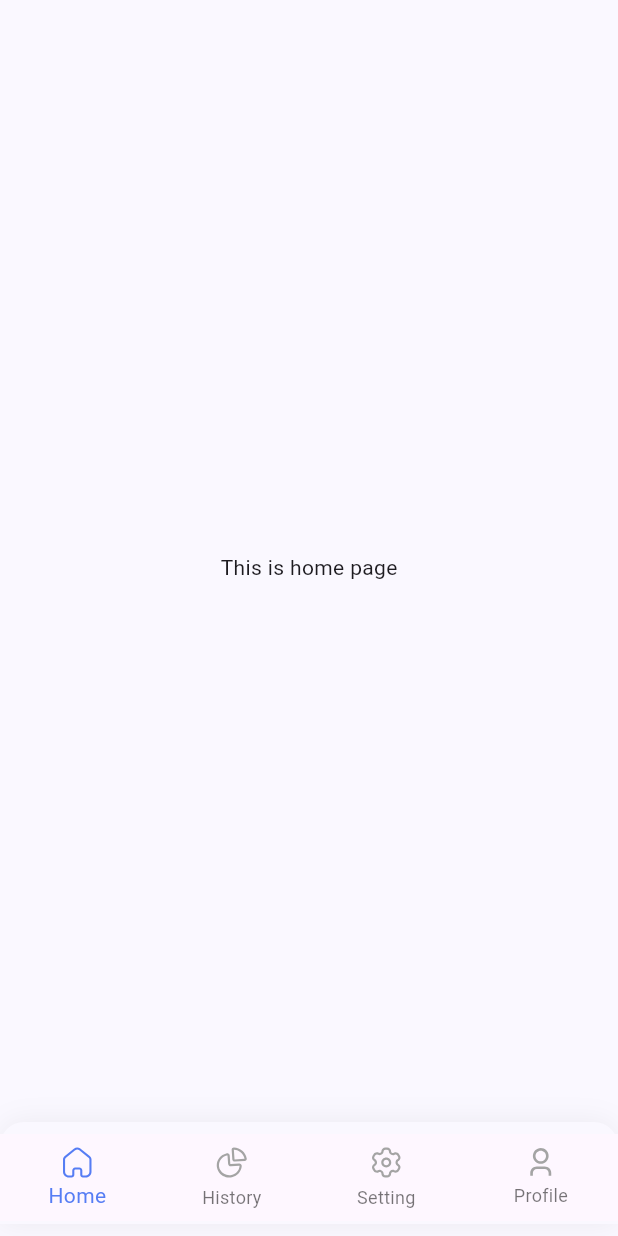
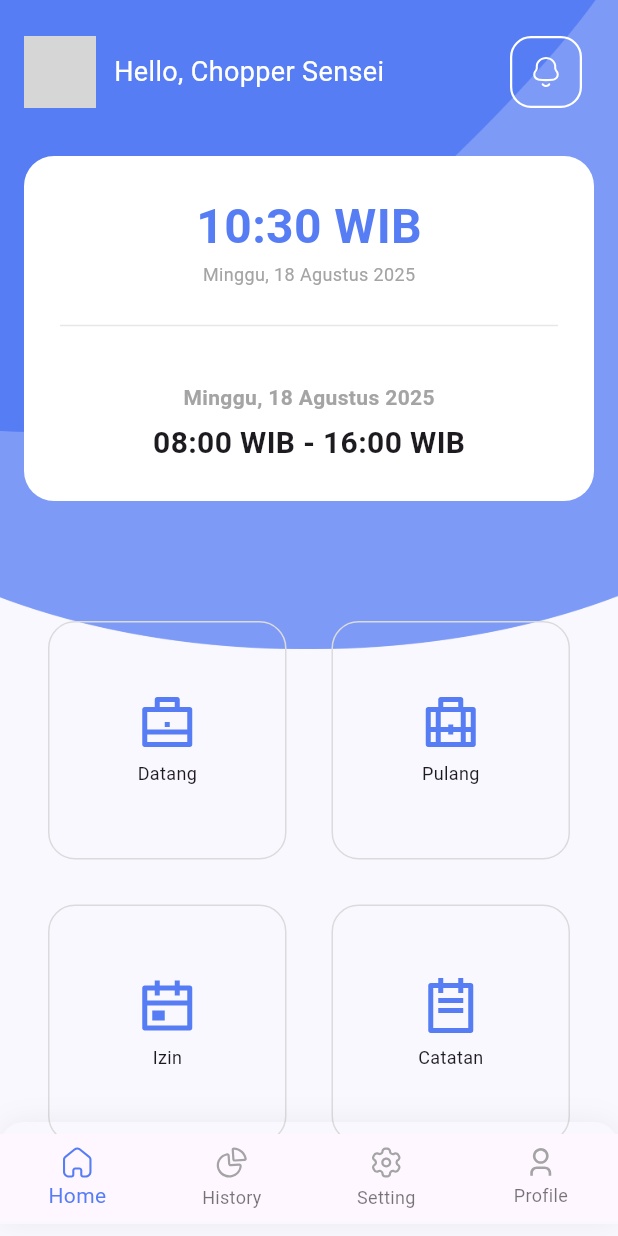
Before and after one commit to dennyhrfsya/flutter_absensi_app, a Flutter app: the MainPage screen opened directly, on a phone screen of 412 x 824 dp. Run offline on Flutter 3.47's test engine with Material 3 defaults, Android fonts, the phone set to English and light mode, and no system bars; our stand-ins replace bloc, camera, dartz, flutter_bloc, flutter_svg, freezed_annotation and 3 more; accounts and stored records are empty; network calls fail; grey boxes are pictures that could not be loaded.

```diff
--- a/lib/core/assets/assets.gen.dart
+++ b/lib/core/assets/assets.gen.dart
@@ -154,6 +154,10 @@ class Assets {
 
   static const $AssetsIconsGen icons = $AssetsIconsGen();
   static const $AssetsImagesGen images = $AssetsImagesGen();
+  static const String mobileFaceNet = 'assets/mobile_face_net.tflite';
+
+  /// List of all assets
+  static List<String> get values => [mobileFaceNet];
 }
 
 class AssetGenImage {
--- a/lib/core/constants/variables.dart
+++ b/lib/core/constants/variables.dart
@@ -1,4 +1,4 @@
 class Variables {
   static const String appName = 'GeoFace Flutter Intensive Club 16';
-  static const String baseUrl = 'http://192.168.1.6:8000';
+  static const String baseUrl = 'http://192.168.1.8:8000';
 }
--- /dev/null
+++ b/lib/presentation/auth/bloc/logout/logout_bloc.dart
@@ -0,0 +1,17 @@
+import 'package:bloc/bloc.dart';
+import 'package:freezed_annotation/freezed_annotation.dart';
+import 'package:flutter_absensi_app/data/datasources/auth_remote_datasource.dart';
+part 'logout_bloc.freezed.dart';
+part 'logout_event.dart';
+part 'logout_state.dart';
+
+class LogoutBloc extends Bloc<LogoutEvent, LogoutState> {
+  final AuthRemoteDatasource _authRemoteDatasource;
+  LogoutBloc(this._authRemoteDatasource) : super(const _Initial()) {
+    on<_Logout>((event, emit) async {
+      emit(const _Loading());
+      final result = await _authRemoteDatasource.logout();
+      result.fold((l) => emit(_Error(l)), (r) => emit(const _Success()));
+    });
+  }
+}
--- /dev/null
+++ b/lib/presentation/auth/bloc/logout/logout_event.dart
@@ -0,0 +1,7 @@
+part of 'logout_bloc.dart';
+
+@freezed
+class LogoutEvent with _$LogoutEvent {
+  const factory LogoutEvent.started() = _Started;
+  const factory LogoutEvent.logout() = _Logout;
+}
--- /dev/null
+++ b/lib/presentation/auth/bloc/logout/logout_state.dart
@@ -0,0 +1,9 @@
+part of 'logout_bloc.dart';
+
+@freezed
+class LogoutState with _$LogoutState {
+  const factory LogoutState.initial() = _Initial;
+  const factory LogoutState.loading() = _Loading;
+  const factory LogoutState.success() = _Success;
+  const factory LogoutState.error(String error) = _Error;
+}
--- a/lib/presentation/auth/pages/login_page.dart
+++ b/lib/presentation/auth/pages/login_page.dart
@@ -1,4 +1,5 @@
 import 'package:flutter/material.dart';
+import 'package:flutter_absensi_app/data/datasources/auth_local_datasource.dart';
 import 'package:flutter_absensi_app/presentation/auth/bloc/login/login_bloc.dart';
 import 'package:flutter_bloc/flutter_bloc.dart';
 import 'package:flutter_svg/flutter_svg.dart';
@@ -93,6 +94,7 @@ class _LoginPageState extends State<LoginPage> {
                   state.maybeWhen(
                     orElse: () {},
                     success: (data) {
+                      AuthLocalDatasource().saveAuthData(data);
                       context.pushReplacement(const MainPage());
                     },
                     error: (message) {
--- /dev/null
+++ b/lib/presentation/home/pages/home_page.dart
@@ -0,0 +1,206 @@
+import 'package:flutter/material.dart';
+import 'package:flutter_absensi_app/presentation/home/pages/register_face_attendance.dart';
+import 'package:flutter_absensi_app/presentation/home/widgets/menu_button.dart';
+
+import '../../../core/core.dart';
+
+class HomePage extends StatelessWidget {
+  const HomePage({super.key});
+
+  @override
+  Widget build(BuildContext context) {
+    return Scaffold(
+      body: SingleChildScrollView(
+        child: Container(
+          padding: const EdgeInsets.all(16.0),
+          decoration: BoxDecoration(
+            image: DecorationImage(
+              image: Assets.images.bgHome.provider(),
+              alignment: Alignment.topCenter,
+            ),
+          ),
+          child: ListView(
+            shrinkWrap: true,
+            physics: const NeverScrollableScrollPhysics(),
+            children: [
+              Row(
+                children: [
+                  ClipRRect(
+                    borderRadius: BorderRadius.circular(50.0),
+                    child: Image.network(
+                      'https://i.pinimg.com/originals/1b/14/53/1b14536a5f7e70664550df4ccaa5b231.jpg',
+                      width: 48.0,
+                      height: 48.0,
+                      fit: BoxFit.cover,
+                    ),
+                  ),
+                  const SpaceWidth(12.0),
+                  const Expanded(
+                    child: Text(
+                      'Hello, Chopper Sensei',
+                      style: TextStyle(fontSize: 18.0, color: AppColors.white),
+                      maxLines: 2,
+                    ),
+                  ),
+                  IconButton(
+                    onPressed: () {},
+                    icon: Assets.icons.notificationRounded.svg(),
+                  ),
+                ],
+              ),
+              const SpaceHeight(24.0),
+              Container(
+                padding: const EdgeInsets.all(24.0),
+                decoration: BoxDecoration(
+                  color: AppColors.white,
+                  borderRadius: BorderRadius.circular(20.0),
+                ),
+                child: Column(
+                  children: [
+                    Text(
+                      DateTime.now().toFormattedTime(),
+                      style: const TextStyle(
+                        fontWeight: FontWeight.bold,
+                        fontSize: 32.0,
+                        color: AppColors.primary,
+                      ),
+                    ),
+                    Text(
+                      DateTime.now().toFormattedDate(),
+                      style: const TextStyle(
+                        color: AppColors.grey,
+                        fontSize: 12.0,
+                      ),
+                    ),
+                    const SpaceHeight(18.0),
+                    const Divider(),
+                    const SpaceHeight(30.0),
+                    Text(
+                      DateTime.now().toFormattedDate(),
+                      style: const TextStyle(
+                        fontWeight: FontWeight.w600,
+                        color: AppColors.grey,
+                      ),
+                    ),
+                    const SpaceHeight(6.0),
+                    Text(
+                      '${DateTime(2024, 3, 14, 8, 0).toFormattedTime()} - ${DateTime(2024, 3, 14, 16, 0).toFormattedTime()}',
+                      style: const TextStyle(
+                        fontWeight: FontWeight.w700,
+                        fontSize: 20.0,
+                      ),
+                    ),
+                  ],
+                ),
+              ),
+              const SpaceHeight(80.0),
+              Padding(
+                padding: const EdgeInsets.symmetric(horizontal: 16.0),
+                child: GridView(
+                  gridDelegate: const SliverGridDelegateWithFixedCrossAxisCount(
+                    crossAxisCount: 2,
+                    crossAxisSpacing: 30.0,
+                    mainAxisSpacing: 30.0,
+                  ),
+                  shrinkWrap: true,
+                  physics: const NeverScrollableScrollPhysics(),
+                  children: [
+                    MenuButton(
+                      label: 'Datang',
+                      iconPath: Assets.icons.menu.datang.path,
+                      onPressed: () {},
+                    ),
+                    MenuButton(
+                      label: 'Pulang',
+                      iconPath: Assets.icons.menu.pulang.path,
+                      onPressed: () {},
+                    ),
+                    // MenuButton(
+                    //   label: 'Jadwal',
+                    //   iconPath: Assets.icons.menu.jadwal.path,
+                    //   onPressed: () {},
+                    // ),
+                    MenuButton(
+                      label: 'Izin',
+                      iconPath: Assets.icons.menu.izin.path,
+                      onPressed: () {},
+                    ),
+                    // MenuButton(
+                    //   label: 'Lembur',
+                    //   iconPath: Assets.icons.menu.lembur.path,
+                    //   onPressed: () {},
+                    // ),
+                    MenuButton(
+                      label: 'Catatan',
+                      iconPath: Assets.icons.menu.catatan.path,
+                      onPressed: () {},
+                    ),
+                  ],
+                ),
+              ),
+              const SpaceHeight(24.0),
+              Button.filled(
+                onPressed: () {
+                  showBottomSheet(
+                    backgroundColor: AppColors.white,
+                    context: context,
+                    builder: (context) => Container(
+                      padding: const EdgeInsets.all(16.0),
+                      child: Column(
+                        crossAxisAlignment: CrossAxisAlignment.start,
+                        mainAxisSize: MainAxisSize.min,
+                        children: [
+                          const SizedBox(
+                            width: 60.0,
+                            height: 8.0,
+                            child: Divider(color: AppColors.lightSheet),
+                          ),
+                          const CloseButton(),
+                          const Center(
+                            child: Text(
+                              'Oops !',
+                              style: TextStyle(
+                                fontWeight: FontWeight.w700,
+                                fontSize: 24.0,
+                              ),
+                            ),
+                          ),
+                          const SpaceHeight(4.0),
+                          const Center(
+                            child: Text(
+                              'Aplikasi ingin mengakses Kamera',
+                              style: TextStyle(
+                                fontWeight: FontWeight.w700,
+                                fontSize: 15.0,
+                              ),
+                            ),
+                          ),
+                          const SpaceHeight(36.0),
+                          Button.filled(
+                            onPressed: () => context.pop(),
+                            label: 'Tolak',
+                            color: AppColors.secondary,
+                          ),
+                          const SpaceHeight(16.0),
+                          Button.filled(
+                            onPressed: () {
+                              context.pop();
+                              context.push(const RegisterFaceAttendancePage());
+                            },
+                            label: 'Izinkan',
+                          ),
+                        ],
+                      ),
+                    ),
+                  );
+                },
+                label: 'Attendance Using Face ID',
+                icon: Assets.icons.attendance.svg(),
+              ),
+            ],
+          ),
+        ),
+      ),
+    );
+  }
+}
--- a/lib/presentation/home/pages/main_page.dart
+++ b/lib/presentation/home/pages/main_page.dart
@@ -1,4 +1,6 @@
 import 'package:flutter/material.dart';
+import 'package:flutter_absensi_app/presentation/home/pages/home_page.dart';
+import 'package:flutter_absensi_app/presentation/home/pages/setting_page.dart';
 
 import '../../../core/core.dart';
 
@@ -13,9 +15,9 @@ class _MainPageState extends State<MainPage> {
   int _selectedIndex = 0;
   final _widgets = [
     // const HomePage(),
-    const Center(child: Text('This is home page')),
+    const HomePage(),
     const Center(child: Text('This is history page')),
-    const Center(child: Text('This is setting page')),
+    const SettingPage(),
     const Center(child: Text('This is profile page')),
   ];
 
--- /dev/null
+++ b/lib/presentation/home/widgets/menu_button.dart
@@ -0,0 +1,49 @@
+import 'package:flutter/material.dart';
+import 'package:flutter_svg/flutter_svg.dart';
+
+import '../../../core/components/components.dart';
+import '../../../core/constants/colors.dart';
+
+class MenuButton extends StatelessWidget {
+  final String label;
+  final String iconPath;
+  final VoidCallback onPressed;
+
+  const MenuButton({
+    super.key,
+    required this.label,
+    required this.iconPath,
+    required this.onPressed,
+  });
+
+  @override
+  Widget build(BuildContext context) {
+    return GestureDetector(
+      onTap: onPressed,
+      child: Container(
+        padding: const EdgeInsets.all(10.0),
+        decoration: BoxDecoration(
+          borderRadius: BorderRadius.circular(18.0),
+          border: Border.all(
+            color: AppColors.stroke,
+          ),
+        ),
+        child: Column(
+          mainAxisAlignment: MainAxisAlignment.center,
+          children: [
+            SvgPicture.asset(
+              iconPath,
+              width: 40.0,
+              height: 40.0,
+            ),
+            const SpaceHeight(4.0),
+            Text(
+              label,
+              style: const TextStyle(fontSize: 12.0),
+            ),
+          ],
+        ),
+      ),
+    );
+  }
+}
```
Also changed, not shown: lib/data/datasources/auth_local_datasource.dart (added, +30 -0 lines), lib/data/datasources/auth_remote_datasource.dart (+24 -2 lines), lib/main.dart (+6 -2 lines), lib/presentation/auth/pages/splash_page.dart (+36 -1 lines), lib/presentation/home/pages/register_face_attendance.dart (added, +133 -0 lines), lib/presentation/home/pages/setting_page.dart (added, +56 -0 lines), pubspec.yaml (+8 -1 lines), lib/presentation/auth/bloc/logout/logout_bloc.freezed.dart (added), pubspec.lock, 3 other files.
